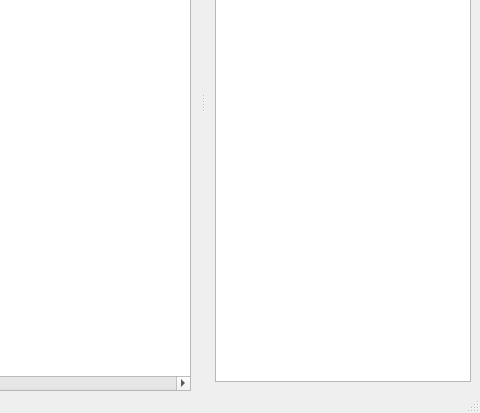
The window that viewsb/frontends/qt.ui (greatscottgadgets/ViewSB) describes before a commit, drawn with Qt 5; both pictures show x 320 to 800 and y 187 to 600 of the 800 by 600 pixel window.
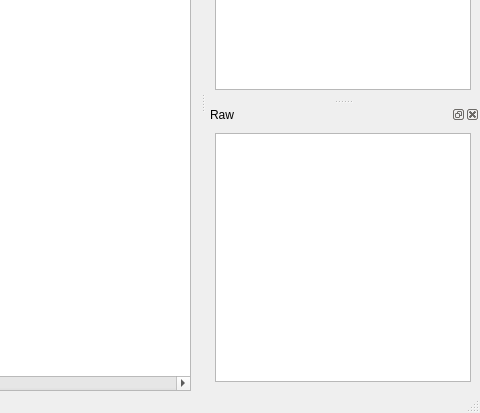
The same window after the commit. Custom widgets are drawn as their Qt base class.

Commit message: qt: add hexview

Diff of the .ui file:
```diff
--- a/viewsb/frontends/qt.ui
+++ b/viewsb/frontends/qt.ui
@@ -153,6 +153,25 @@
     </layout>
    </widget>
   </widget>
+  <widget class="QDockWidget" name="hex_dock">
+   <property name="windowTitle">
+    <string>Raw</string>
+   </property>
+   <attribute name="dockWidgetArea">
+    <number>2</number>
+   </attribute>
+   <widget class="QWidget" name="hex_dock_contents">
+    <layout class="QGridLayout">
+     <item row="0" column="0">
+      <widget class="ViewSBHexView" name="usb_hex_view">
+       <attribute name="verticalHeaderCascadingSectionResizes">
+        <bool>true</bool>
+       </attribute>
+      </widget>
+     </item>
+    </layout>
+   </widget>
+  </widget>
  </widget>
  <customwidgets>
   <customwidget>
@@ -160,6 +179,11 @@
    <extends>QTreeWidget</extends>
    <header>qt.py</header>
   </customwidget>
+  <customwidget>
+   <class>ViewSBHexView</class>
+   <extends>QTableView</extends>
+   <header>qt.py</header>
+  </customwidget>
  </customwidgets>
  <resources/>
  <connections/>
```
Left out of the diff: 4 changed lines with no effect on the pictures. The commit also changes 1 other file.
